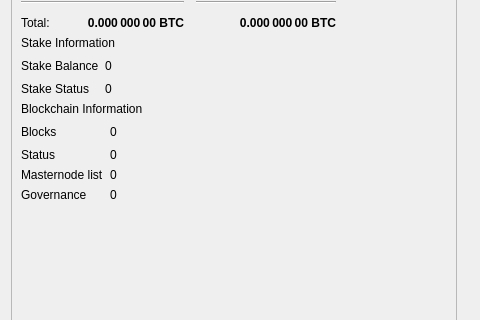
The window that src/qt/forms/overviewpage.ui (Acedcoin/AceD) describes before a commit, drawn with Qt 5; both pictures show x 0 to 480 and y 170 to 490 of the 960 by 585 pixel window.
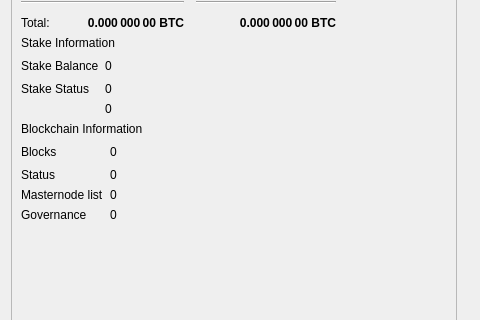
The same window after the commit.

```diff
--- a/src/qt/forms/overviewpage.ui
+++ b/src/qt/forms/overviewpage.ui
@@ -411,6 +411,13 @@
               </property>
              </widget>
             </item>
+            <item row="2" column="1">
+             <widget class="QLabel" name="labelStakeInputs">
+              <property name="text">
+               <string>0</string>
+              </property>
+             </widget>
+            </item>
            </layout>
           </item>
           <item>
```
